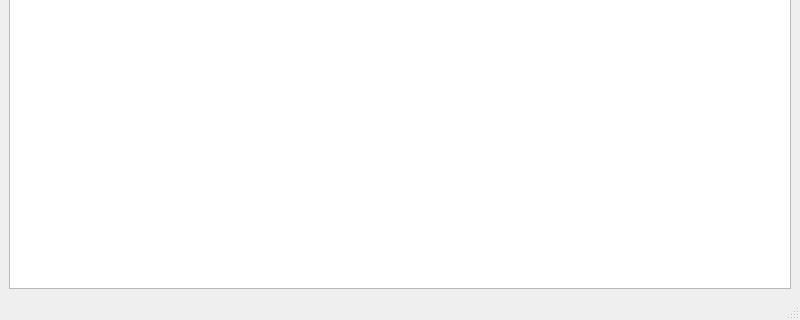
First picture: the form in mainwindow.ui, repository b2fomin/OpenMedia_test_task, before the edit; both pictures show x 0 to 800 and y 280 to 600 of the 800 by 600 pixel window.
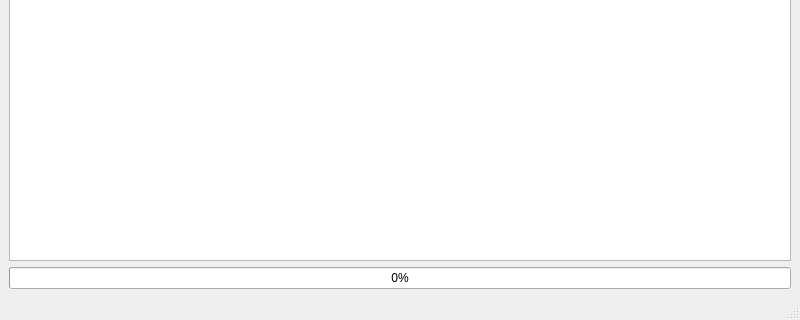
Second picture: the form after the edit.

```diff
--- a/mainwindow.ui
+++ b/mainwindow.ui
@@ -60,6 +60,13 @@
       </item>
      </layout>
     </item>
+    <item>
+     <widget class="QProgressBar" name="progressBar">
+      <property name="value">
+       <number>0</number>
+      </property>
+     </widget>
+    </item>
    </layout>
   </widget>
   <widget class="QMenuBar" name="menubar">
```
